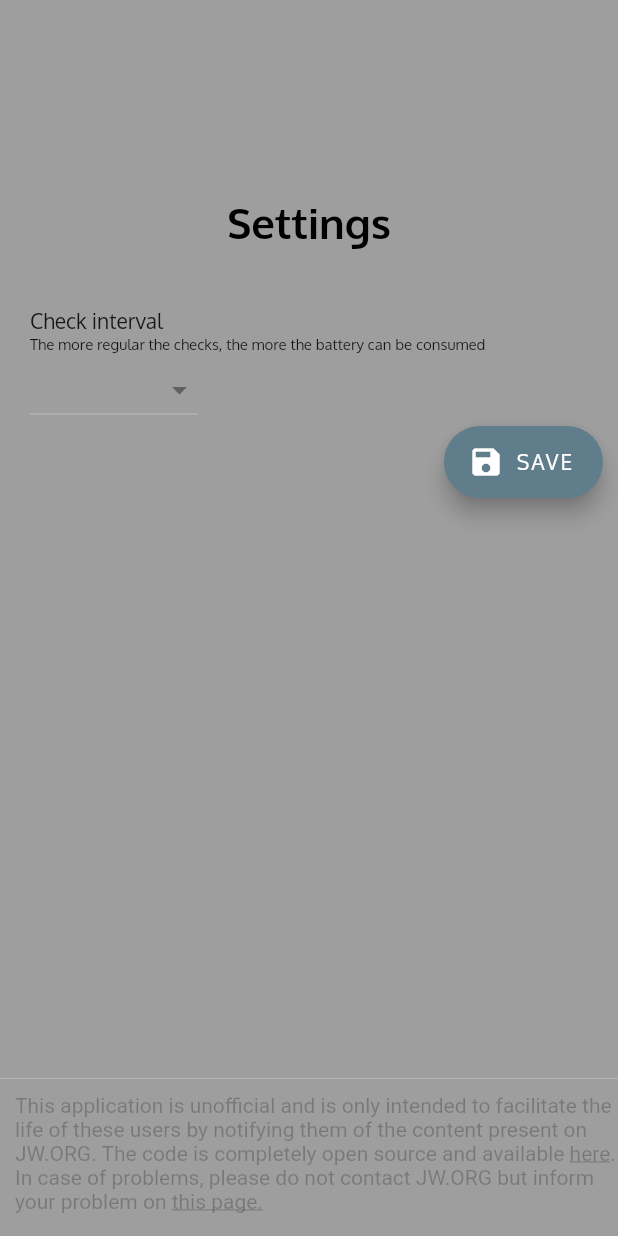
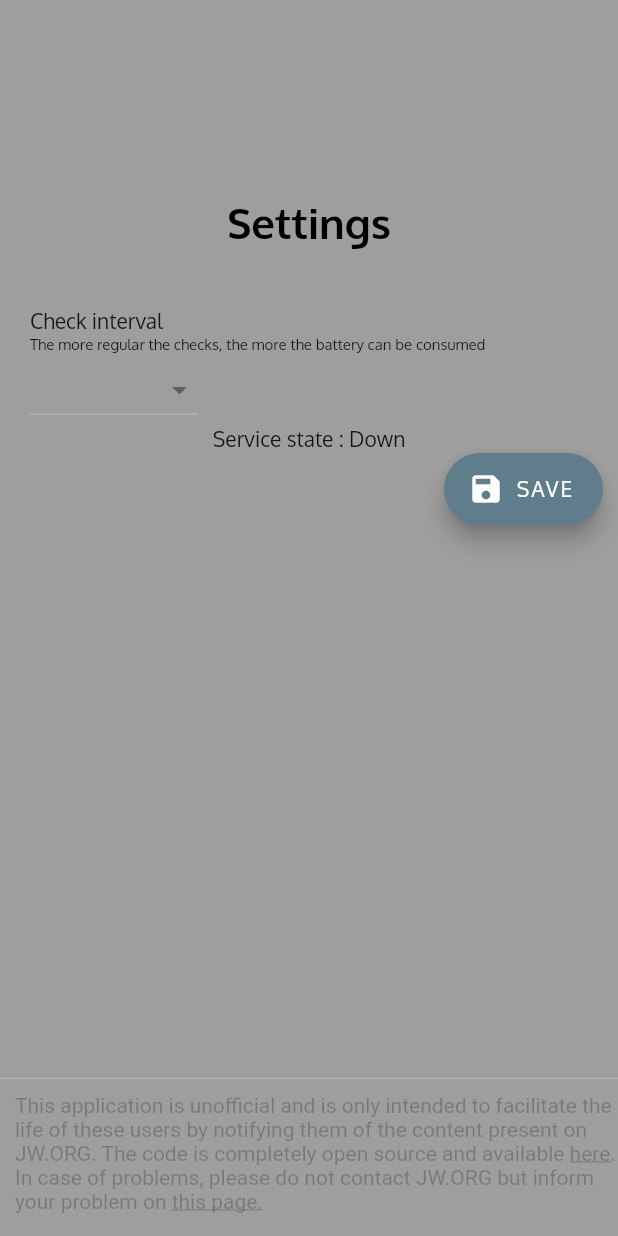
Before and after one commit to Teckinfor/JWNotifyer, a Flutter app: the Settings screen opened directly with empty values, on a phone screen of 412 x 824 dp. Run offline on Flutter 3.47's test engine with Material 2 defaults, Android fonts, the phone set to English and light mode, and no system bars; our stand-ins replace flutter_local_notifications; missing offline and left inert: flutter_background_service, flutter_background_service_android, requests.

Commit message:
Service state in settings

```diff
--- a/jwnotifyer/lib/fetcher_service.dart
+++ b/jwnotifyer/lib/fetcher_service.dart
@@ -83,6 +83,14 @@ class FetcherService {
       StoreData().saveActiveLanguages(languageFields);
 
     });
+
+
+    service.invoke(
+      'state',
+      {
+        'status':'OK',
+      },
+    );
   }
 
   // Fetching informations on JW.ORG
--- a/jwnotifyer/lib/settings.dart
+++ b/jwnotifyer/lib/settings.dart
@@ -1,4 +1,5 @@
 import 'package:flutter/material.dart';
+import 'package:flutter_background_service/flutter_background_service.dart';
 import 'copyright_informations.dart';
 
 class Settings extends StatefulWidget {
@@ -99,6 +100,16 @@ class _SettingsState extends State<Settings> {
                         })
                   ],
                 ),
+                StreamBuilder<Map<String, dynamic>?>(
+                  stream: FlutterBackgroundService().on('state'),
+                  builder: (context, snapshot){
+                    if(!snapshot.hasData){
+                      return const Text("Service state : Down");
+                    } else {
+                      return const Text("Service state : UP");
+                    }
+                  },
+                )
               ]),
             ),
             Align(
```
